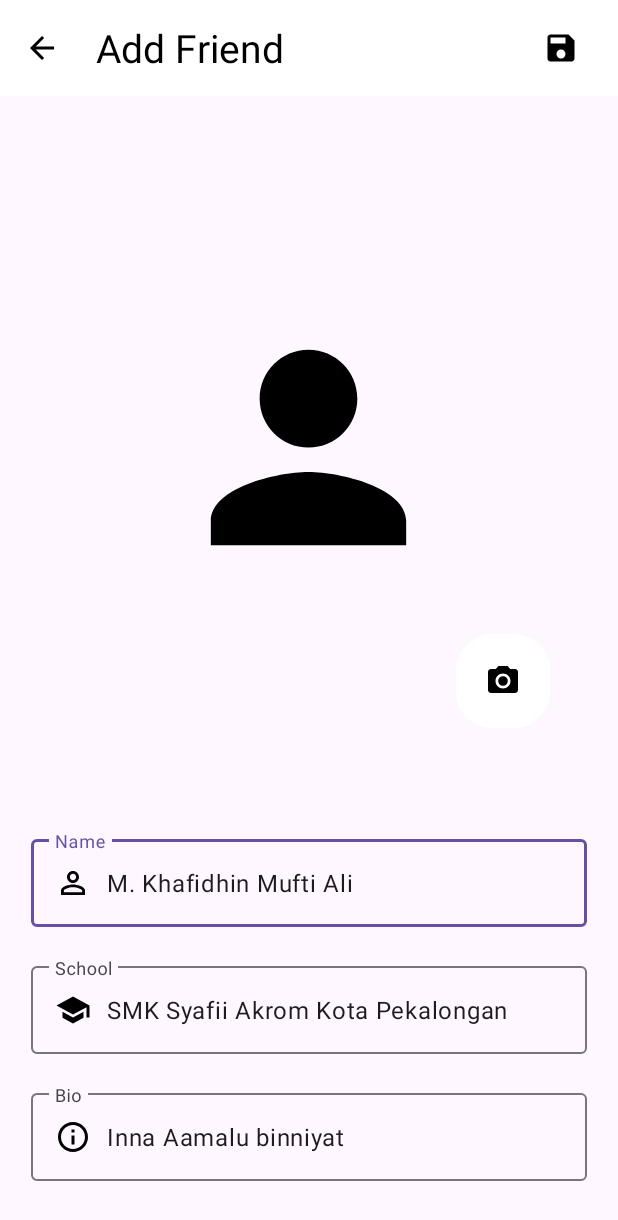
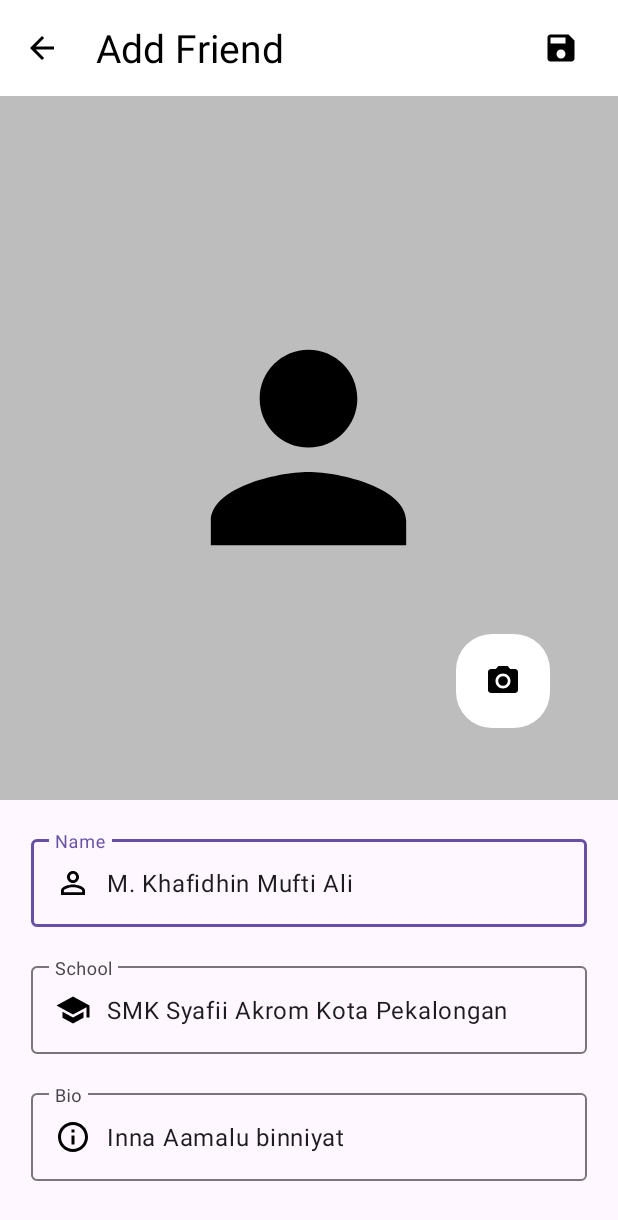
Before and after one commit to mufti-1448/Collaboration-Project, an Android app: the AddFriendActivity screen opened directly, with no data from a screen before it, on a phone screen of 412 x 824 dp. Shown: the top 1220 px of the screen. Run offline under Robolectric (Android 15) with nearby library versions, the phone set to English and light mode, and no system bars; our stand-ins replace sdp/ssp sizes.

```diff
--- a/app/src/main/res/layout/activity_add_friend.xml
+++ b/app/src/main/res/layout/activity_add_friend.xml
@@ -53,7 +53,8 @@
         android:layout_width="match_parent"
         android:layout_height="0dp"
         android:layout_weight="1"
-        android:gravity="center">
+        android:gravity="center"
+        android:background="#BDBDBD">
 
         <ImageView
             android:id="@+id/profileImage"
--- a/app/src/main/res/layout/activity_edit_friend.xml
+++ b/app/src/main/res/layout/activity_edit_friend.xml
@@ -53,7 +53,8 @@
         android:layout_width="match_parent"
         android:layout_height="0dp"
         android:layout_weight="1"
-        android:gravity="center">
+        android:gravity="center"
+        android:background="#BDBDBD">
 
         <ImageView
             android:id="@+id/profileImage"
```
